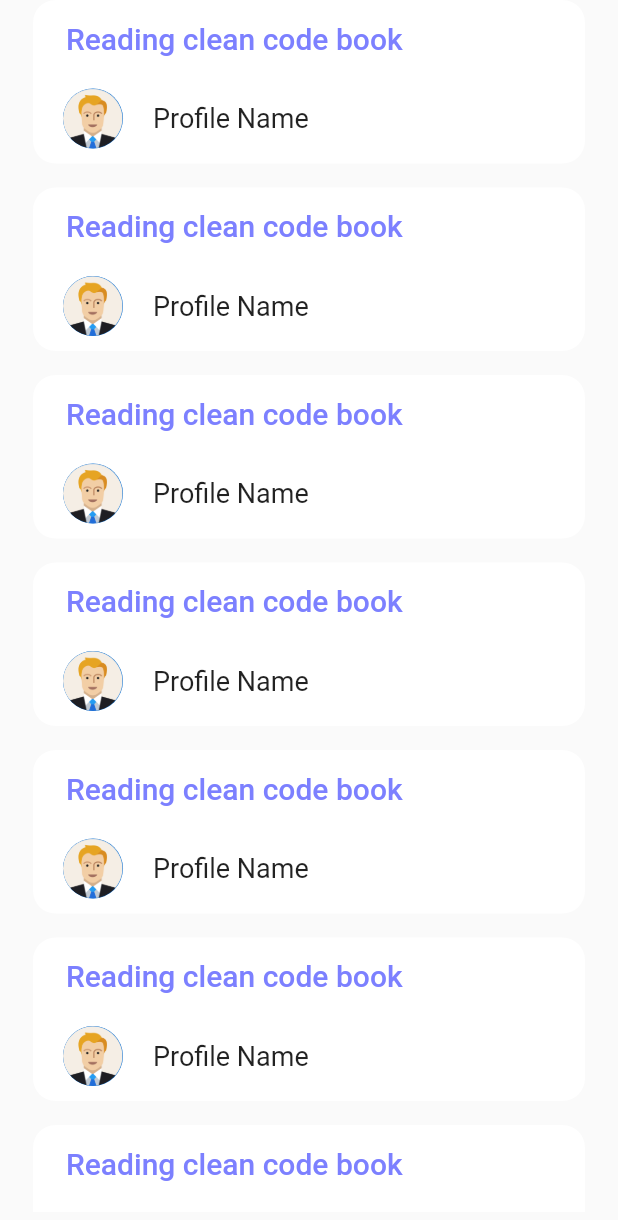
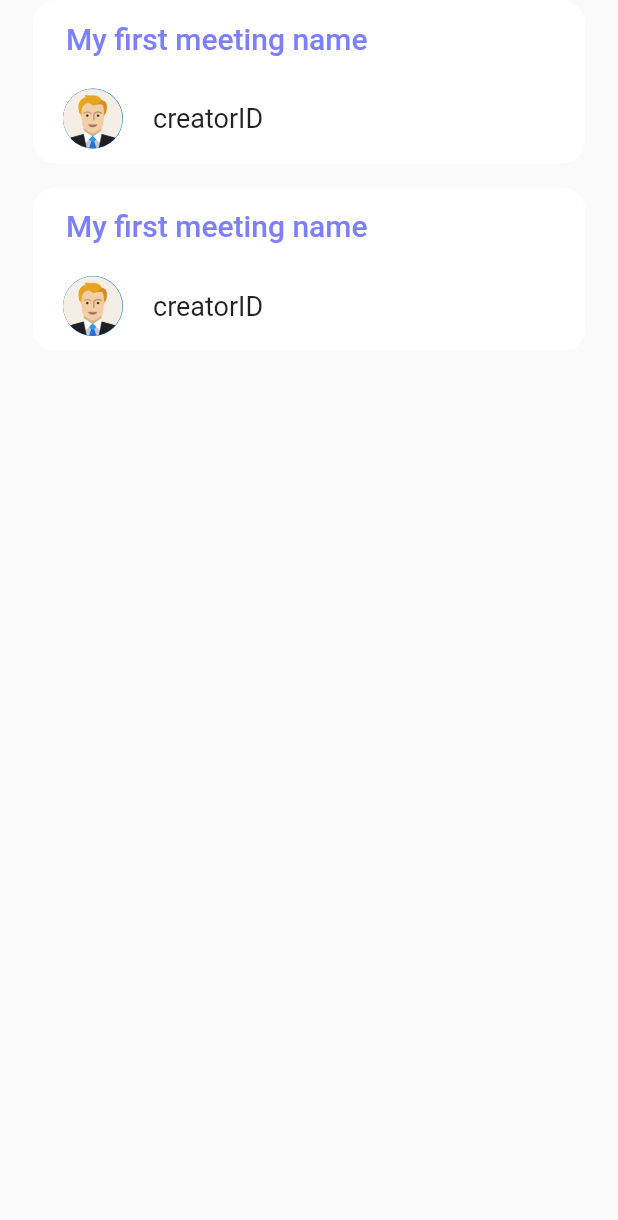
Before and after one commit to amrmhassan/meeting-organizer, a Flutter app: the HomeScreen screen opened directly, on a phone screen of 412 x 824 dp. Shown: the top 1220 px of the screen. Run offline on Flutter 3.47's test engine with Material 2 defaults, Android fonts, the phone set to English and light mode, and no system bars; our stand-ins replace circle_nav_bar, firebase_auth, firebase_core, google_sign_in; accounts and stored records are empty.

Commit message:
some refactoring

```diff
--- /dev/null
+++ b/lib/constants/golobal.dart
@@ -0,0 +1 @@
+const String userId = 'this is a test id';
--- a/lib/main.dart
+++ b/lib/main.dart
@@ -2,7 +2,7 @@
 
 import 'package:firebase_core/firebase_core.dart';
 import 'package:flutter/material.dart';
-import 'package:meeting_organizer/controllers/meeting_controller.dart';
+import 'package:meeting_organizer/providers/meeting_provider.dart';
 import 'package:meeting_organizer/helper/authentication.dart';
 import 'package:provider/provider.dart';
 import 'firebase_options.dart';
--- a/lib/models/meeting_model.dart
+++ b/lib/models/meeting_model.dart
@@ -6,8 +6,8 @@ class MeetingModel {
   late String meetingName;
   late String groupID;
   late String creatorID;
-  late String createdTime;
-  late List<UserModel> attendees;
+  late DateTime createdTime;
+  late List<String> attendees;
   late List<MeetingTimeModel> proposedTimes;
   String? topicDescription;
   // late List<DateTime> proposedTimes;
--- a/lib/models/meeting_time_model.dart
+++ b/lib/models/meeting_time_model.dart
@@ -1,9 +1,7 @@
-import 'package:meeting_organizer/models/user_model.dart';
-
 class MeetingTimeModel {
   late DateTime proposedTime;
   late int votes;
-  late List<UserModel> voters;
+  late List<String> voters;
 
   MeetingTimeModel({
     required this.proposedTime,
--- a/lib/models/user_model.dart
+++ b/lib/models/user_model.dart
@@ -2,21 +2,29 @@ class UserModel {
   late String userID;
   late String userGID; //from google
   late int weight;
+  late String userName;
+  late String userImage;
   UserModel({
     required this.userID,
     required this.userGID,
     required this.weight,
+    required this.userImage,
+    required this.userName,
   });
   UserModel.fromJson(Map<String, dynamic> json) {
     userID = json['userID'];
     userGID = json['userGID'];
     weight = json['weight'];
+    userName = json['userName'];
+    userImage = json['userImage'];
   }
   Map<String, dynamic> toJson() {
     return {
       'userID': userID,
       'userGID': userGID,
       'weight': weight,
+      'userName': userName,
+      'userImage': userImage,
     };
   }
 }
--- a/lib/screens/home_screen/home_screen.dart
+++ b/lib/screens/home_screen/home_screen.dart
@@ -1,24 +1,29 @@
 // ignore_for_file: prefer_const_constructors
 
 import 'package:flutter/material.dart';
+import 'package:meeting_organizer/providers/meeting_provider.dart';
 import 'package:meeting_organizer/screens/home_screen/widgets/meeting_item.dart';
+import 'package:provider/provider.dart';
 
 class HomeScreen extends StatelessWidget {
   const HomeScreen({super.key});
 
   @override
   Widget build(BuildContext context) {
+    var meetingProvider = Provider.of<MeetingsProvider>(context);
     return Scaffold(
       body: Column(
         children: [
           Expanded(
             child: ListView.separated(
               physics: const BouncingScrollPhysics(),
-              itemBuilder: (context, index) => MeetingItem(),
+              itemBuilder: (context, index) => MeetingItem(
+                meetingModel: meetingProvider.meetings[index],
+              ),
               separatorBuilder: (context, index) => SizedBox(
                 height: 16.0,
               ),
-              itemCount: 10,
+              itemCount: meetingProvider.meetings.length,
             ),
           ),
           SizedBox(
--- a/lib/screens/home_screen/widgets/meeting_item.dart
+++ b/lib/screens/home_screen/widgets/meeting_item.dart
@@ -1,16 +1,24 @@
 // ignore_for_file: prefer_const_constructors
 
 import 'package:flutter/material.dart';
+import 'package:meeting_organizer/models/meeting_model.dart';
+import 'package:meeting_organizer/models/meeting_time_model.dart';
 import 'package:meeting_organizer/screens/votes_screen/votes_screen.dart';
 
 class MeetingItem extends StatelessWidget {
-  MeetingItem({super.key});
+  final MeetingModel meetingModel;
+  MeetingItem({
+    super.key,
+    required this.meetingModel,
+  });
   @override
   Widget build(BuildContext context) {
     return GestureDetector(
       onTap: () {
         Navigator.push(context, MaterialPageRoute(builder: (builder) {
-          return VotesScreen();
+          return VotesScreen(
+            meetingModel: meetingModel,
+          );
         }));
       },
       child: Padding(
@@ -30,10 +38,10 @@ class MeetingItem extends StatelessWidget {
               mainAxisAlignment: MainAxisAlignment.start,
               crossAxisAlignment: CrossAxisAlignment.start,
               children: [
-                const Padding(
+                Padding(
                   padding: EdgeInsets.fromLTRB(22, 12, 22, 12),
                   child: Text(
-                    'Reading clean code book ',
+                    meetingModel.meetingName,
                     maxLines: 1,
                     overflow: TextOverflow.ellipsis,
                     style: TextStyle(
@@ -45,7 +53,7 @@ class MeetingItem extends StatelessWidget {
                 Padding(
                   padding: EdgeInsets.all(10.0),
                   child: Row(
-                    children: const [
+                    children: [
                       Padding(
                         padding: EdgeInsets.fromLTRB(10.0, 0, 20, 0),
                         child: CircleAvatar(
@@ -55,7 +63,7 @@ class MeetingItem extends StatelessWidget {
                         ),
                       ),
                       Text(
-                        'Profile Name',
+                        meetingModel.creatorID,
                         maxLines: 1,
                         overflow: TextOverflow.ellipsis,
                         style: TextStyle(fontSize: 18),
```
Also changed, not shown: lib/constants/fake_data.dart (added, +44 -0 lines), lib/providers/meeting_provider.dart (renamed from lib/controllers/meeting_controller.dart, +31 -13 lines), lib/screens/holder_screen/holder_screen.dart (+13 -0 lines), lib/screens/votes_screen/votes_screen.dart (+6 -1 lines).
